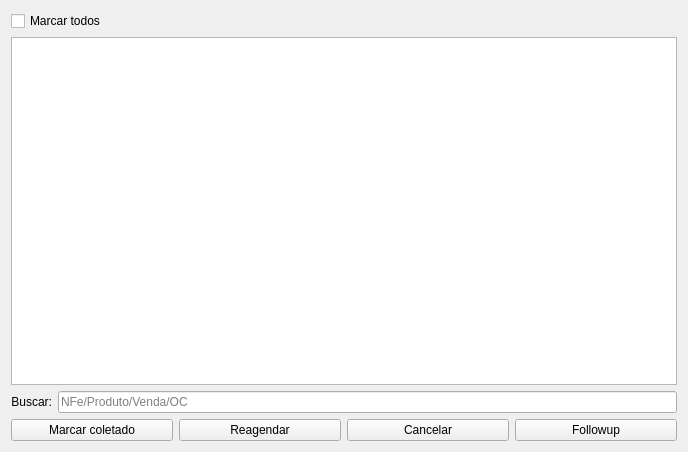
Qt form ui/widgetlogisticacoleta.ui (darktorres/ERP-STACCATO) before a commit.
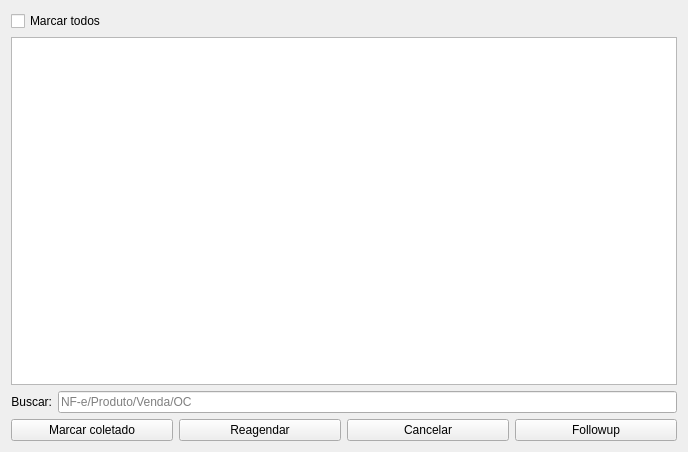
The same form after that commit. Custom widgets are drawn as their Qt base class.

What changed in the file:
```diff
--- a/ui/widgetlogisticacoleta.ui
+++ b/ui/widgetlogisticacoleta.ui
@@ -65,7 +65,7 @@
         <bool>true</bool>
        </property>
        <property name="placeholderText">
-        <string>NFe/Produto/Venda/OC</string>
+        <string>NF-e/Produto/Venda/OC</string>
        </property>
       </widget>
      </item>
```
